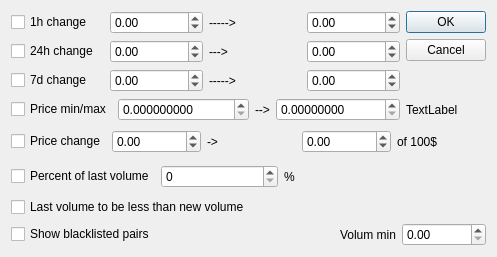
QTinman/CoinBrowser, file coinfilterdialog.ui: the form before one commit.
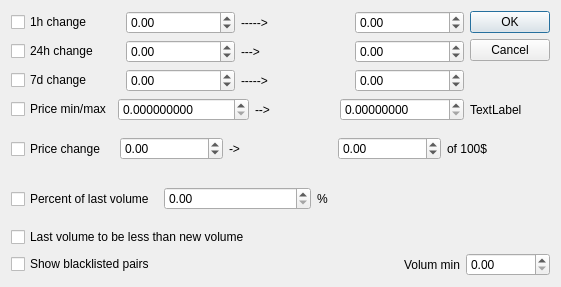
The form after the commit. Icons and pictures are not drawn.

Patch:
```diff
--- a/coinfilterdialog.ui
+++ b/coinfilterdialog.ui
@@ -6,8 +6,8 @@
    <rect>
     <x>0</x>
     <y>0</y>
-    <width>378</width>
-    <height>257</height>
+    <width>561</width>
+    <height>287</height>
    </rect>
   </property>
   <property name="windowTitle">
@@ -238,9 +238,12 @@
       </widget>
      </item>
      <item>
-      <widget class="QSpinBox" name="last_volume_percent">
+      <widget class="QDoubleSpinBox" name="last_volume_percent">
        <property name="maximum">
-        <number>200</number>
+        <double>200.000000000000000</double>
+       </property>
+       <property name="singleStep">
+        <double>0.500000000000000</double>
        </property>
       </widget>
      </item>
```
Left out of the diff: 24 changed lines with no effect on the pictures.
